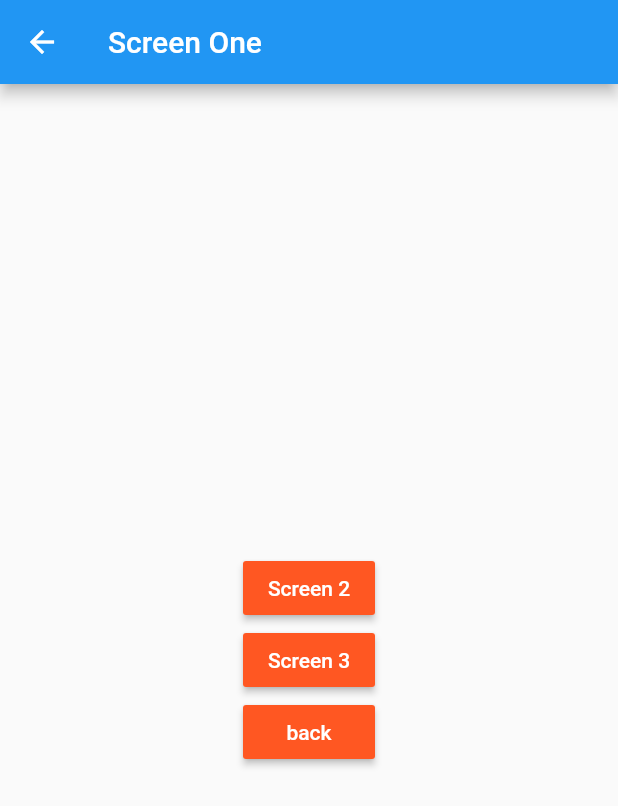
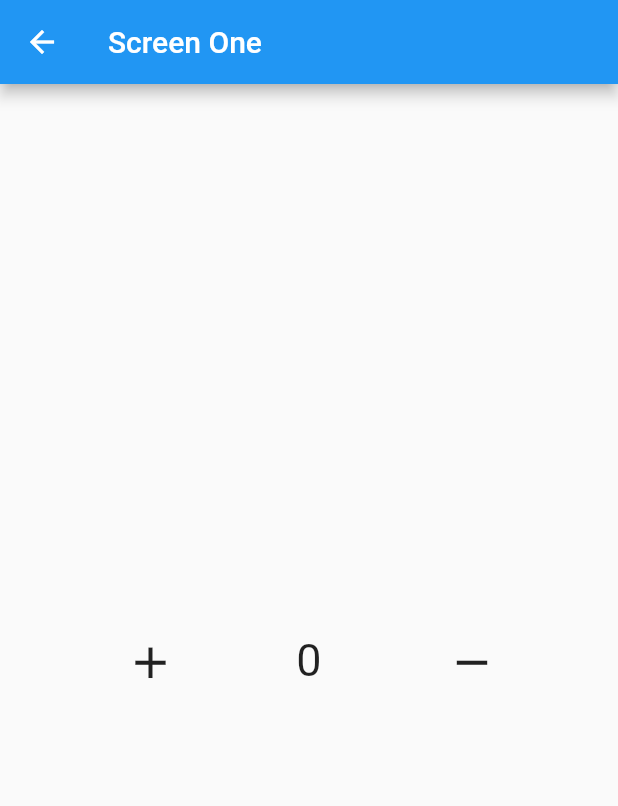
Before and after one commit to Mohamed-Yassien/flutter_get_x, a Flutter app: the ScreenOne screen opened directly, on a phone screen of 412 x 824 dp. Shown: the top 806 px of the screen. Run offline on Flutter 3.47's test engine with Material 2 defaults, Android fonts, the phone set to English and light mode, and no system bars; our stand-ins replace get.

```diff
--- a/lib/controller/home_controller.dart
+++ b/lib/controller/home_controller.dart
@@ -1,13 +1,15 @@
 import 'package:get/get.dart';
 
 class HomeController extends GetxController {
-  RxInt counter = 0.obs;
+  int counter = 0;
 
   void increment() {
     counter++;
+    update();
   }
 
   void decrement() {
     counter--;
+    update();
   }
 }
--- a/lib/main.dart
+++ b/lib/main.dart
@@ -12,7 +12,7 @@ class MyApp extends StatelessWidget {
 
   @override
   Widget build(BuildContext context) {
-    return  GetMaterialApp(
+    return   GetMaterialApp(
       debugShowCheckedModeBanner: false,
       home: HomeScreen(),
     );
--- a/lib/view/screens/screen_one.dart
+++ b/lib/view/screens/screen_one.dart
@@ -1,8 +1,12 @@
 import 'package:flutter/material.dart';
+import 'package:flutter_getx/controller/home_controller.dart';
 import 'package:get/get.dart';
 
 class ScreenOne extends StatelessWidget {
-  const ScreenOne({Key? key}) : super(key: key);
+   ScreenOne({Key? key}) : super(key: key);
+
+  final HomeController controller = Get.find();
+
 
   @override
   Widget build(BuildContext context) {
@@ -10,43 +14,37 @@ class ScreenOne extends StatelessWidget {
       appBar: AppBar(
         title: const Text('Screen One'),
       ),
-      body: Center(
-        child: Column(
-          mainAxisAlignment: MainAxisAlignment.center,
-          crossAxisAlignment: CrossAxisAlignment.center,
+      body:  Center(
+        child: Row(
+          mainAxisAlignment: MainAxisAlignment.spaceEvenly,
           children: [
-            MaterialButton(
-              color: Colors.deepOrange,
-              onPressed: () {},
-              child: const Text(
-                'Screen 2',
-                style: TextStyle(
-                  color: Colors.white,
+            IconButton(
+              onPressed: () {
+                controller.increment();
+              },
+              icon: const Icon(
+                Icons.add,
+                size: 35,
+              ),
+            ),
+            GetBuilder<HomeController>(
+              builder: (controller) => Text(
+                '${controller.counter}',
+                style: const TextStyle(
+                  fontSize: 30,
                 ),
               ),
             ),
-            MaterialButton(
-              color: Colors.deepOrange,
-              onPressed: () {},
-              child: const Text(
-                'Screen 3',
-                style: TextStyle(
-                  color: Colors.white,
-                ),
+            IconButton(
+              onPressed: () {
+                controller.decrement();
+              },
+              icon: const Icon(
+                Icons.remove,
+                size: 35,
               ),
             ),
-            MaterialButton(
-              color: Colors.deepOrange,
-              onPressed: () {
-                Get.back();
-              },
-              child: const Text(
-                'back',
-                style: TextStyle(
-                  color: Colors.white,
-                ),
-              ),
-            ),
+
           ],
         ),
       ),
```
Also changed, not shown: lib/view/screens/home_screen.dart (+12 -23 lines), lib/view/screens/screen_two.dart (+9 -34 lines).
